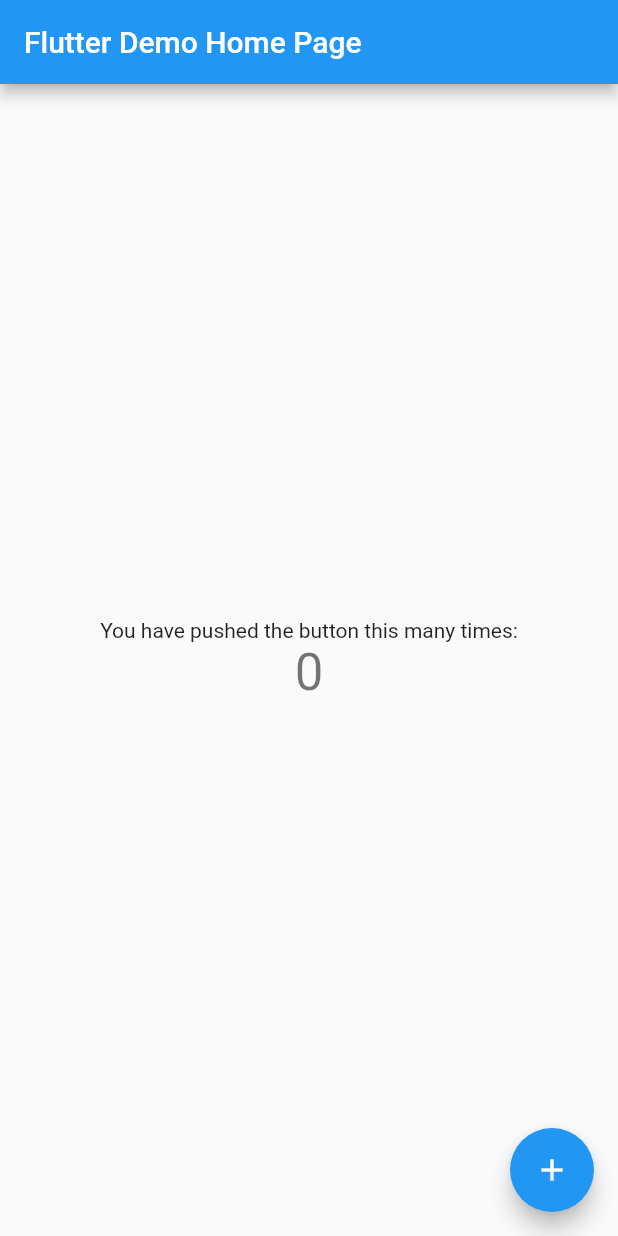
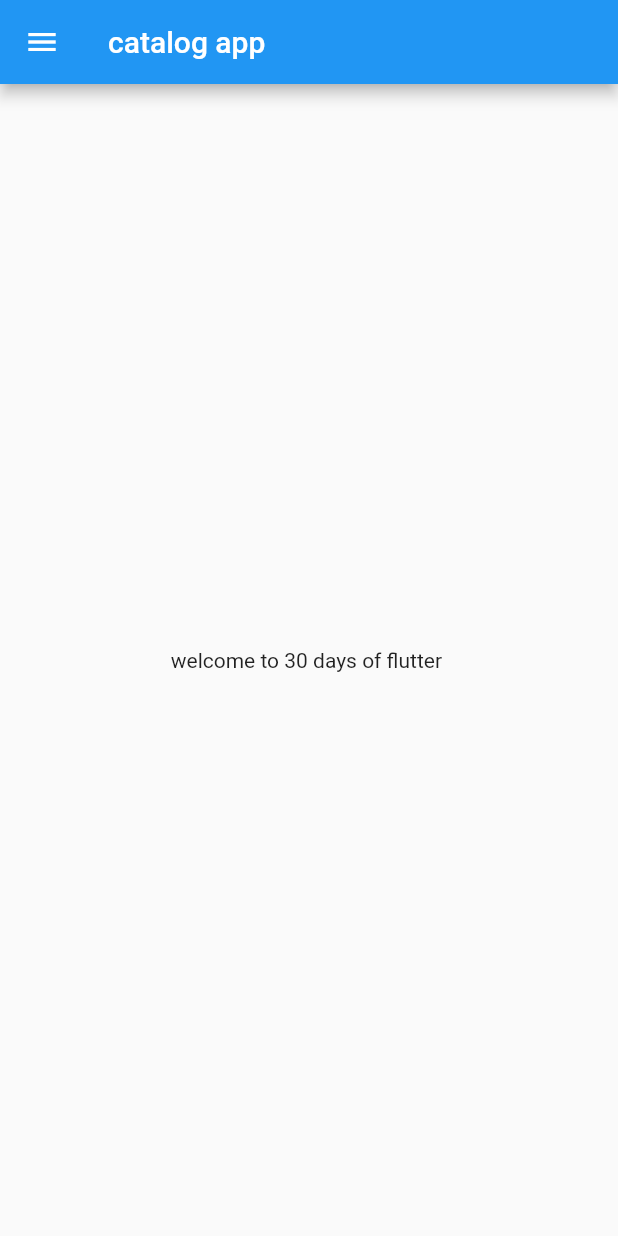
Before and after one commit to Amitjang/first_project, a Flutter app: the screen it shows after launch, on a phone screen of 412 x 824 dp. Run offline on Flutter 3.47's test engine with Material 2 defaults, Android fonts, the phone set to English and light mode, and no system bars.

Commit message:
day2 completed

```diff
--- /dev/null
+++ b/lib/home_page.dart
@@ -0,0 +1,21 @@
+import "package:flutter/material.dart";
+
+class HomePage extends StatelessWidget {
+  const HomePage({super.key});
+
+  @override
+  Widget build(BuildContext context) {
+    int days = 30;
+    return Scaffold(
+      appBar: AppBar(
+        title: Text("catalog app"),
+      ),
+      body: Center(
+        child: Container(
+          child: Text("welcome to $days days of flutter "),
+        ),
+      ),
+      drawer: Drawer(),
+    );
+  }
+}
--- a/lib/main.dart
+++ b/lib/main.dart
@@ -1,115 +1,19 @@
 import 'package:flutter/material.dart';
+import 'home_page.dart';
 
 void main() {
-  runApp(const MyApp());
+  runApp(MyApp());
 }
 
 class MyApp extends StatelessWidget {
   const MyApp({super.key});
 
-  // This widget is the root of your application.
   @override
   Widget build(BuildContext context) {
+    //num is use for both int and double
+
     return MaterialApp(
-      title: 'Flutter Demo',
-      theme: ThemeData(
-        // This is the theme of your application.
-        //
-        // Try running your application with "flutter run". You'll see the
-        // application has a blue toolbar. Then, without quitting the app, try
-        // changing the primarySwatch below to Colors.green and then invoke
-        // "hot reload" (press "r" in the console where you ran "flutter run",
-        // or simply save your changes to "hot reload" in a Flutter IDE).
-        // Notice that the counter didn't reset back to zero; the application
-        // is not restarted.
-        primarySwatch: Colors.blue,
-      ),
-      home: const MyHomePage(title: 'Flutter Demo Home Page'),
+      home: HomePage(),
     );
   }
 }
-
-class MyHomePage extends StatefulWidget {
-  const MyHomePage({super.key, required this.title});
-
-  // This widget is the home page of your application. It is stateful, meaning
-  // that it has a State object (defined below) that contains fields that affect
-  // how it looks.
-
-  // This class is the configuration for the state. It holds the values (in this
-  // case the title) provided by the parent (in this case the App widget) and
-  // used by the build method of the State. Fields in a Widget subclass are
-  // always marked "final".
-
-  final String title;
-
-  @override
-  State<MyHomePage> createState() => _MyHomePageState();
-}
-
-class _MyHomePageState extends State<MyHomePage> {
-  int _counter = 0;
-
-  void _incrementCounter() {
-    setState(() {
-      // This call to setState tells the Flutter framework that something has
-      // changed in this State, which causes it to rerun the build method below
-      // so that the display can reflect the updated values. If we changed
-      // _counter without calling setState(), then the build method would not be
-      // called again, and so nothing would appear to happen.
-      _counter++;
-    });
-  }
-
-  @override
-  Widget build(BuildContext context) {
-    // This method is rerun every time setState is called, for instance as done
-    // by the _incrementCounter method above.
-    //
-    // The Flutter framework has been optimized to make rerunning build methods
-    // fast, so that you can just rebuild anything that needs updating rather
-    // than having to individually change instances of widgets.
-    return Scaffold(
-      appBar: AppBar(
-        // Here we take the value from the MyHomePage object that was created by
-        // the App.build method, and use it to set our appbar title.
-        title: Text(widget.title),
-      ),
-      body: Center(
-        // Center is a layout widget. It takes a single child and positions it
-        // in the middle of the parent.
-        child: Column(
-          // Column is also a layout widget. It takes a list of children and
-          // arranges them vertically. By default, it sizes itself to fit its
-          // children horizontally, and tries to be as tall as its parent.
-          //
-          // Invoke "debug painting" (press "p" in the console, choose the
-          // "Toggle Debug Paint" action from the Flutter Inspector in Android
-          // Studio, or the "Toggle Debug Paint" command in Visual Studio Code)
-          // to see the wireframe for each widget.
-          //
-          // Column has various properties to control how it sizes itself and
-          // how it positions its children. Here we use mainAxisAlignment to
-          // center the children vertically; the main axis here is the vertical
-          // axis because Columns are vertical (the cross axis would be
-          // horizontal).
-          mainAxisAlignment: MainAxisAlignment.center,
-          children: <Widget>[
-            const Text(
-              'You have pushed the button this many times:',
-            ),
-            Text(
-              '$_counter',
-              style: Theme.of(context).textTheme.headline4,
-            ),
-          ],
-        ),
-      ),
-      floatingActionButton: FloatingActionButton(
-        onPressed: _incrementCounter,
-        tooltip: 'Increment',
-        child: const Icon(Icons.add),
-      ), // This trailing comma makes auto-formatting nicer for build methods.
-    );
-  }
-}
```
